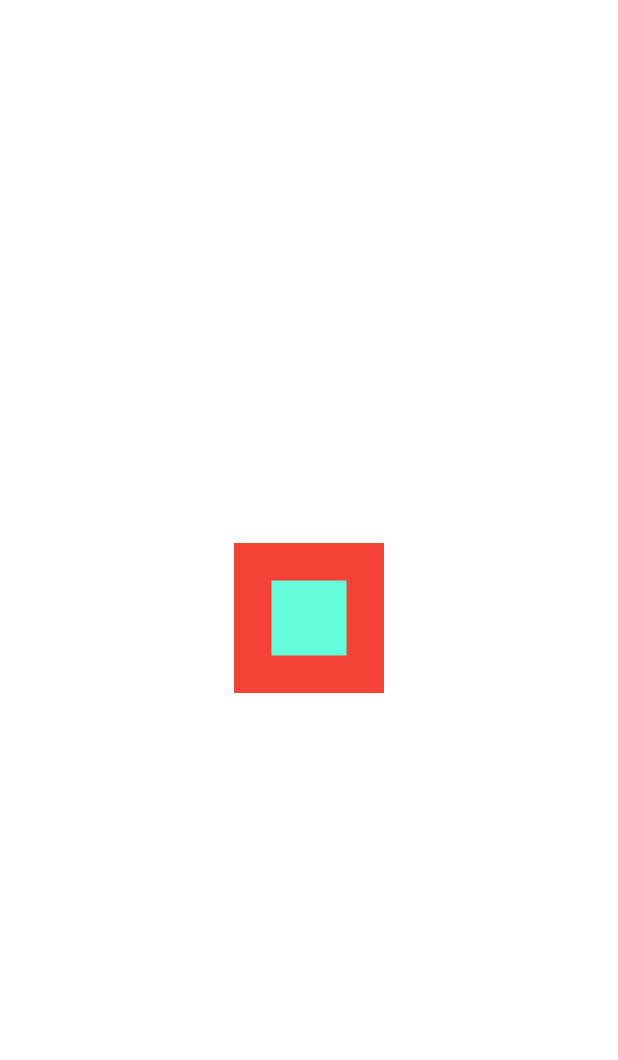
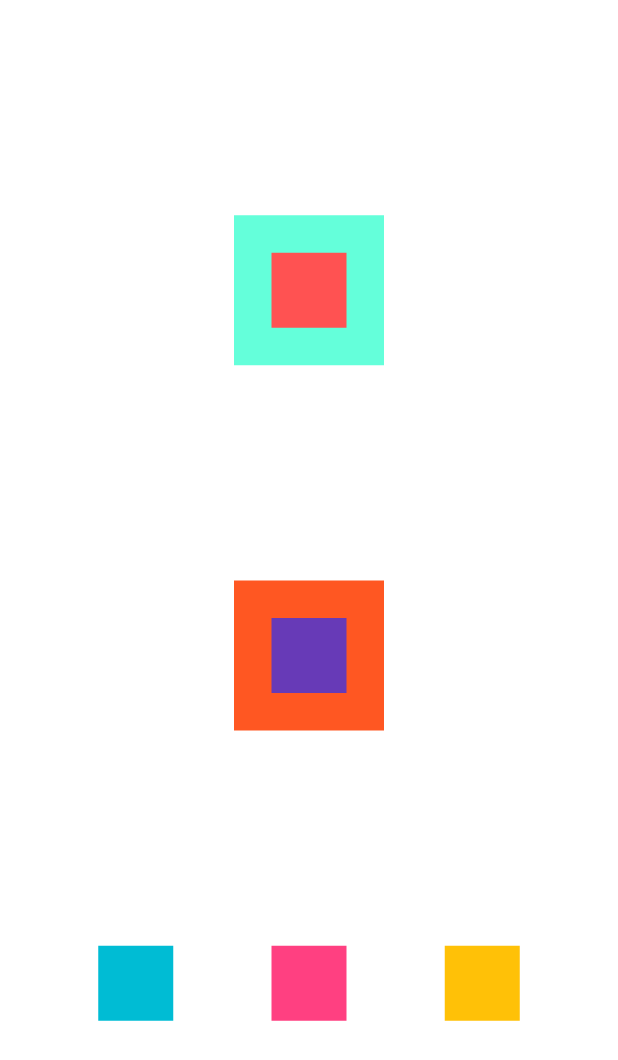
Before and after one commit to Kusko99/Alura-Projects, a Flutter app: the screen it shows after launch, on a phone screen of 412 x 824 dp. Shown: the top 1060 px of the screen. Run offline on Flutter 3.47's test engine with Material 2 defaults, Android fonts, the phone set to English and light mode, and no system bars.

Commit message:
My firsts dart widgets

```diff
--- a/Flutter/project/lib/main.dart
+++ b/Flutter/project/lib/main.dart
@@ -14,20 +14,62 @@ class MyApp extends StatelessWidget {
           colorScheme: ColorScheme.fromSeed(seedColor: Colors.deepPurple),
           useMaterial3: true,
         ),
-        home: Stack(
+        home: Column(
+          mainAxisAlignment: MainAxisAlignment.spaceEvenly,
+          crossAxisAlignment: CrossAxisAlignment.center,
+          children: [
+            Stack(
               alignment: AlignmentDirectional.center,
               children: [
                 Container(
-              color: Colors.red,
+                  color: Colors.tealAccent,
                   width: 100,
                   height: 100,
                 ),
                 Container(
-              color: Colors.tealAccent,
+                  color: Colors.redAccent,
                   width: 50,
                   height: 50,
                 )
               ],
+            ),
+            Stack(
+              alignment: AlignmentDirectional.center,
+              children: [
+                Container(
+                  color: Colors.deepOrange,
+                  width: 100,
+                  height: 100,
+                ),
+                Container(
+                  color: Colors.deepPurple,
+                  width: 50,
+                  height: 50,
+                )
+              ],
+            ),
+            Row(
+              mainAxisAlignment: MainAxisAlignment.spaceEvenly,
+              crossAxisAlignment: CrossAxisAlignment.center,
+              children: [
+                Container(
+                  color: Colors.cyan,
+                  height: 50,
+                  width: 50,
+                ),
+                Container(
+                  color: Colors.pinkAccent,
+                  height: 50,
+                  width: 50,
+                ),
+                Container(
+                  color: Colors.amber,
+                  height: 50,
+                  width: 50,
+                )
+              ],
+            ),
+          ],
         ));
   }
 }
```
Also changed, not shown: Flutter/project/lib/src/column.dart (added, +34 -0 lines), Flutter/project/lib/src/row.dart (added, +34 -0 lines), Flutter/project/lib/src/stack.dart (added, +33 -0 lines). Lines whose indentation alone changed are shown as unchanged.
